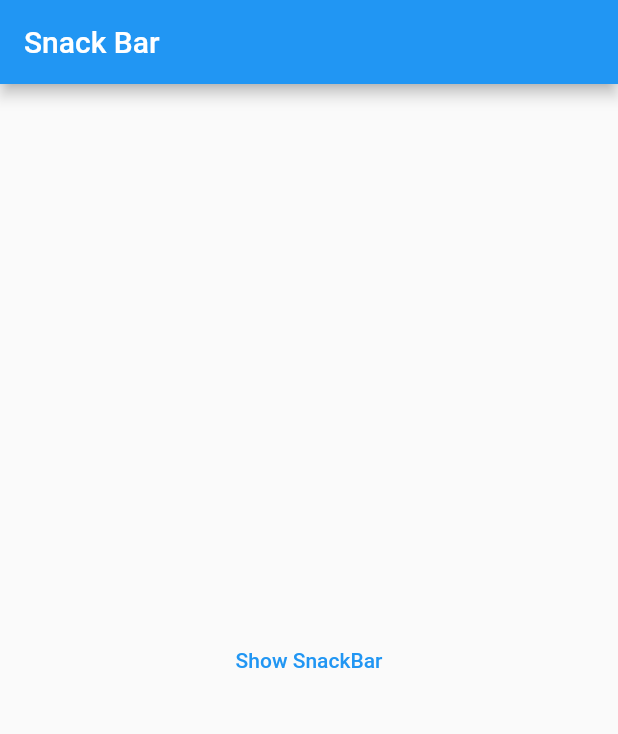
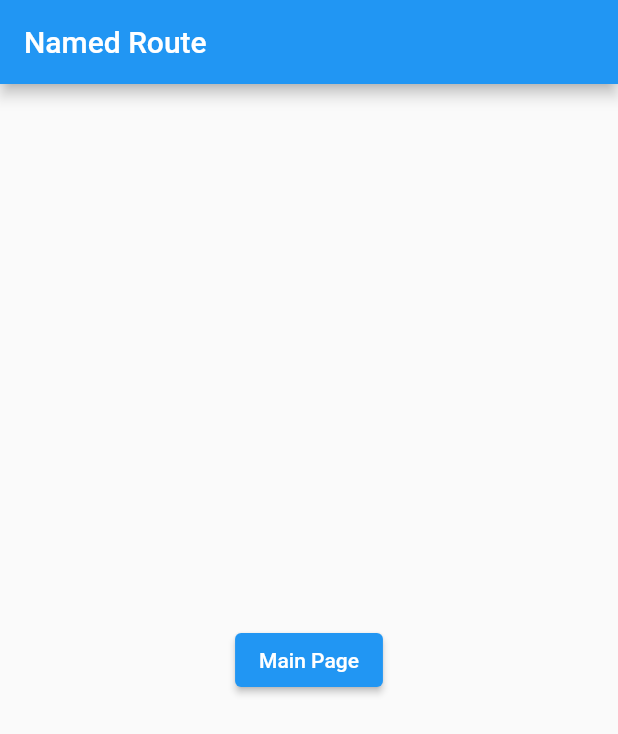
Before and after one commit to Chathuranga97lj/flutter-getx-tutorial, a Flutter app: the screen it shows after launch, on a phone screen of 412 x 824 dp. Shown: the top 734 px of the screen. Run offline on Flutter 3.47's test engine with Material 2 defaults, Android fonts, the phone set to English and light mode, and no system bars; our stand-ins replace get.

Commit message:
named route

```diff
--- a/lib/main.dart
+++ b/lib/main.dart
@@ -1,5 +1,7 @@
 import 'package:flutter/material.dart';
 import 'package:get/get.dart';
+import 'package:getxtest1/home.dart';
+import 'package:getxtest1/next_screen.dart';
 
 void main() {
   runApp(const MyApp());
@@ -12,19 +14,40 @@ class MyApp extends StatelessWidget {
   @override
   Widget build(BuildContext context) {
     return GetMaterialApp(
-      title: 'Flutter Demo',
+      title: 'Navigation',
+      initialRoute: "/",
+      defaultTransition: Transition.zoom,
+      getPages: [
+        GetPage(name: '/main', page: () => const MyApp()),
+        GetPage(name: '/', page: () => const Home()),
+        GetPage(
+            // declare some variable and when rout call in main page give value to variable
+            name: '/nextScreen/:someValue',
+            page: () => const NextScreen(),
+            transition: Transition.leftToRight),
+      ],
+      unknownRoute: GetPage(
+          name: '/notfound',
+          page: () => Scaffold(
+                appBar: AppBar(title: const Text('Page Not Found')),
+                body: const Center(
+                  child: Icon(Icons.error),
+                ),
+              )),
       home: Scaffold(
-        appBar: AppBar(title: const Text("Snack Bar")),
+        appBar: AppBar(title: const Text("Named Route")),
         body: Center(
           child: Column(
             mainAxisAlignment: MainAxisAlignment.center,
             crossAxisAlignment: CrossAxisAlignment.center,
             children: [
-              TextButton(
-                  child: const Text("Show SnackBar"),
+              ElevatedButton(
+                  child: const Text("Main Page"),
                   onPressed: () {
-                    Get.snackbar("SnackBar", "This will be Snackbar Message",
-                        colorText: Colors.red, backgroundColor: Colors.black);
+                    // Get.toNamed("/home");
+                    Get.toNamed(
+                      '/home?channel=${'Chathuranga'}&content=Flutter GetX',
+                    );
                   })
             ],
           ),
```
Also changed, not shown: lib/home.dart (added, +53 -0 lines), lib/next_screen.dart (added, +53 -0 lines).
